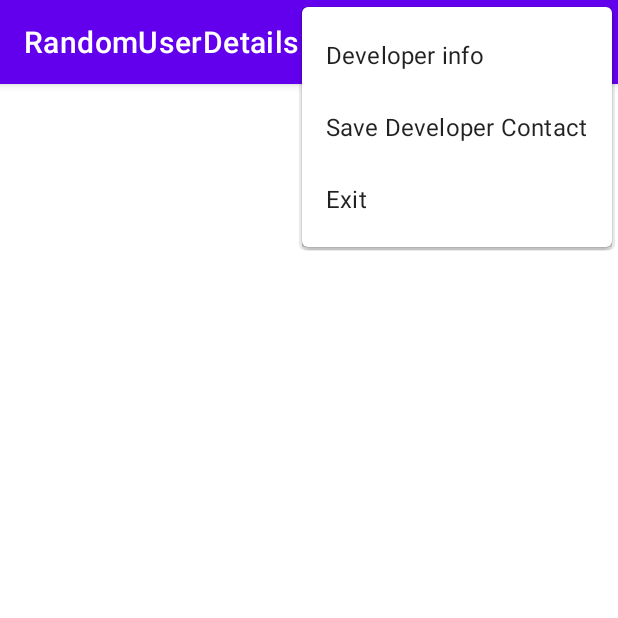
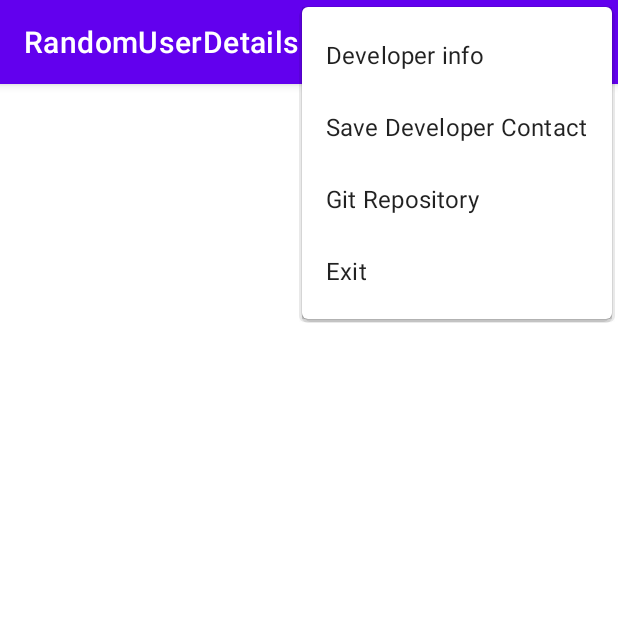
Before and after one commit to ghanghasmukul/RandomUserDetails, an Android app: the screen it shows after launch (MainActivity), with the options menu open, on a phone screen of 412 x 824 dp, the top half of it. Run offline under Robolectric (Android 15) with nearby library versions, the phone set to English and light mode, and no system bars; our stand-ins replace Room's generated code, Volley; network calls fail.

Commit message:
add git repository link

```diff
--- a/app/src/main/res/menu/menu_home_screen.xml
+++ b/app/src/main/res/menu/menu_home_screen.xml
@@ -18,8 +18,12 @@
         android:icon="@drawable/ic_baseline_info_24"
         />
 
-    <item android:id="@+id/saveContact"
+    <item android:id="@+id/saveContact_item"
         android:title="@string/contactSave"
+
+        />
+    <item android:id="@+id/gitLink_item"
+        android:title="@string/gitLink"
 
         />
     <item android:id="@+id/quit_item"
--- a/app/src/main/res/values/strings.xml
+++ b/app/src/main/res/values/strings.xml
@@ -7,4 +7,5 @@
     <string name="quit">Exit</string>
     <string name="Call">"Call "</string>
     <string name="contactSave">Save Developer Contact</string>
+    <string name="gitLink">Git Repository</string>
 </resources>
```
Also changed, not shown: app/src/main/java/com/mukul/randomuserdetails/MainActivity.java (+6 -2 lines).
